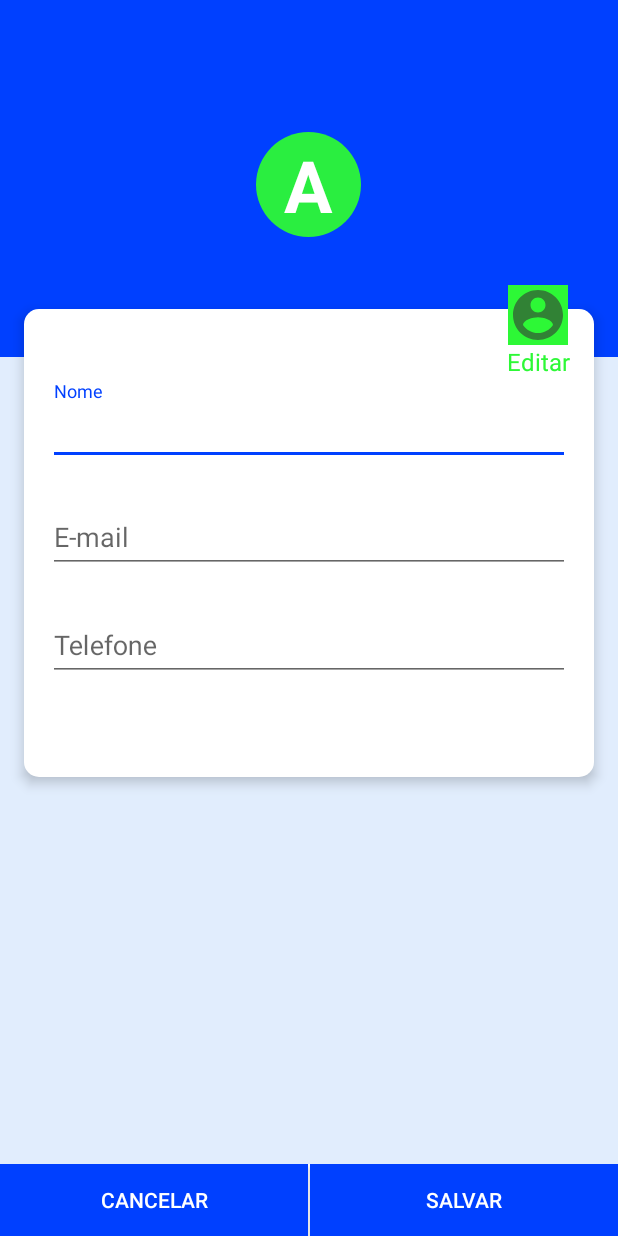
After one commit to flrocha84/EstudeMais, an Android app: the MyProfileActivity screen opened directly, with no data from a screen before it, on a phone screen of 412 x 824 dp. The commit adds this screen. Run offline under Robolectric (Android 15) with nearby library versions, the phone set to English and light mode, and no system bars.

Commit message:
activity do perfil

```diff
--- a/app/src/main/AndroidManifest.xml
+++ b/app/src/main/AndroidManifest.xml
@@ -9,6 +9,9 @@
         android:roundIcon="@mipmap/ic_launcher_round"
         android:supportsRtl="true"
         android:theme="@style/Theme.ExamPractice">
+        <activity
+            android:name=".MyProfileActivity"
+            android:exported="false" />
         <activity
             android:name=".ScoreActivity"
             android:exported="false" />
--- a/app/src/main/java/com/proj/fab/estudemais/AccountFragment.java
+++ b/app/src/main/java/com/proj/fab/estudemais/AccountFragment.java
@@ -90,6 +90,8 @@ public class AccountFragment extends Fragment {
         profileB.setOnClickListener(new View.OnClickListener() {
             @Override
             public void onClick(View view) {
+                Intent intent =new Intent(getContext(),MyProfileActivity.class);
+                startActivity(intent);
 
             }
         });
--- /dev/null
+++ b/app/src/main/java/com/proj/fab/estudemais/MyProfileActivity.java
@@ -0,0 +1,14 @@
+package com.proj.fab.estudemais;
+
+import androidx.appcompat.app.AppCompatActivity;
+
+import android.os.Bundle;
+
+public class MyProfileActivity extends AppCompatActivity {
+
+    @Override
+    protected void onCreate(Bundle savedInstanceState) {
+        super.onCreate(savedInstanceState);
+        setContentView(R.layout.activity_my_profile);
+    }
+}
--- /dev/null
+++ b/app/src/main/res/layout/activity_my_profile.xml
@@ -0,0 +1,204 @@
+<?xml version="1.0" encoding="utf-8"?>
+<androidx.constraintlayout.widget.ConstraintLayout xmlns:android="http://schemas.android.com/apk/res/android"
+    xmlns:app="http://schemas.android.com/apk/res-auto"
+    xmlns:tools="http://schemas.android.com/tools"
+    android:layout_width="match_parent"
+    android:layout_height="match_parent"
+    android:background="@color/main_background"
+    android:theme="@style/LoginTheme"
+    tools:context=".MyProfileActivity">
+
+    <androidx.appcompat.widget.Toolbar
+        android:layout_width="match_parent"
+        android:layout_height="?attr/actionBarSize"
+        android:id="@+id/toolbar"
+        android:background="@color/colorPrimary"
+        android:theme="@style/ThemeOverlay.AppCompat.Dark"
+        app:layout_constraintTop_toTopOf="parent"
+        app:layout_constraintEnd_toEndOf="parent"
+        app:layout_constraintLeft_toLeftOf="parent"
+        />
+
+
+
+    <LinearLayout
+        android:layout_width="match_parent"
+        android:layout_height="wrap_content"
+        android:id="@+id/ll1"
+        android:orientation="vertical"
+        android:gravity="center"
+        android:paddingTop="32dp"
+        android:paddingBottom="64dp"
+        android:background="@color/colorPrimary"
+        app:layout_constraintLeft_toLeftOf="parent"
+        app:layout_constraintRight_toRightOf="parent"
+        app:layout_constraintTop_toBottomOf="@+id/toolbar"
+        >
+
+        <TextView
+            android:layout_width="70dp"
+            android:layout_height="70dp"
+            android:gravity="center"
+            android:text="A"
+            android:layout_marginBottom="16dp"
+            android:background="@drawable/circle"
+            android:backgroundTint="@color/green"
+            android:textSize="48sp"
+            android:textColor="@color/white"
+            android:textStyle="bold"
+            />
+
+
+    </LinearLayout>
+
+<View
+    android:layout_width="0dp"
+    android:layout_height="1dp"
+    android:id="@+id/divider"
+    android:visibility="invisible"
+    android:layout_marginLeft="8dp"
+    android:layout_marginRight="8dp"
+    android:layout_marginBottom="48dp"
+    app:layout_constraintLeft_toLeftOf="parent"
+    app:layout_constraintRight_toRightOf="parent"
+    app:layout_constraintBottom_toBottomOf="@+id/ll1"
+    />
+
+
+    <LinearLayout
+        android:layout_width="0dp"
+        android:layout_height="wrap_content"
+        android:background="@drawable/round_view"
+        android:layout_marginLeft="16dp"
+        android:layout_marginRight="16dp"
+        android:layout_marginTop="16dp"
+        android:paddingBottom="64dp"
+        android:paddingTop="32dp"
+        android:paddingLeft="16dp"
+        android:paddingRight="16dp"
+        android:orientation="vertical"
+        android:elevation="5dp"
+        app:layout_constraintLeft_toLeftOf="parent"
+        app:layout_constraintRight_toRightOf="parent"
+        app:layout_constraintTop_toBottomOf="@+id/divider"
+        >
+
+        <com.google.android.material.textfield.TextInputLayout
+            android:layout_width="match_parent"
+            android:layout_height="wrap_content"
+            android:layout_marginTop="16dp"
+            >
+
+            <EditText
+                android:layout_width="match_parent"
+                android:layout_height="wrap_content"
+                android:id="@+id/mp_name"
+                android:hint="Nome"
+                android:inputType="text"
+                />
+
+        </com.google.android.material.textfield.TextInputLayout>
+
+        <com.google.android.material.textfield.TextInputLayout
+            android:layout_width="match_parent"
+            android:layout_height="wrap_content"
+            android:layout_marginTop="16dp"
+            >
+
+            <EditText
+                android:layout_width="match_parent"
+                android:layout_height="wrap_content"
+                android:id="@+id/mp_email"
+                android:hint="E-mail"
+                android:inputType="textEmailAddress"
+                />
+
+        </com.google.android.material.textfield.TextInputLayout>
+
+        <com.google.android.material.textfield.TextInputLayout
+            android:layout_width="match_parent"
+            android:layout_height="wrap_content"
+            android:layout_marginTop="16dp"
+            >
+
+            <EditText
+                android:layout_width="match_parent"
+                android:layout_height="wrap_content"
+                android:id="@+id/mp_phone"
+                android:hint="Telefone"
+                android:inputType="number"
+                />
+
+        </com.google.android.material.textfield.TextInputLayout>
+
+    </LinearLayout>
+
+
+    <LinearLayout
+        android:layout_width="wrap_content"
+        android:layout_height="wrap_content"
+        android:id="@+id/editB"
+        android:orientation="vertical"
+        android:elevation="7dp"
+        android:layout_marginRight="32dp"
+        android:gravity="center"
+        app:layout_constraintRight_toRightOf="parent"
+        app:layout_constraintTop_toBottomOf="@+id/divider"
+        >
+
+        <ImageView
+            android:layout_width="40dp"
+            android:layout_height="40dp"
+            android:src="@drawable/ic_account"
+            android:background="@color/green"
+            />
+
+        <TextView
+            android:layout_width="wrap_content"
+            android:layout_height="wrap_content"
+            android:text="Editar"
+            android:textSize="16sp"
+            android:textColor="@color/green"
+            />
+
+
+    </LinearLayout>
+
+
+    <LinearLayout
+        android:layout_width="match_parent"
+        android:layout_height="wrap_content"
+        android:orientation="horizontal"
+        app:layout_constraintLeft_toLeftOf="parent"
+        app:layout_constraintRight_toRightOf="parent"
+        app:layout_constraintBottom_toBottomOf="parent"
+        >
+
+        <Button
+            android:layout_width="wrap_content"
+            android:layout_height="wrap_content"
+            android:text="Cancelar"
+            android:background="@color/colorPrimary"
+            android:layout_weight="1"
+            android:textColor="@color/white"
+            />
+
+        <View
+            android:layout_width="1dp"
+            android:layout_height="match_parent"
+            android:background="@color/white"
+            />
+
+        <Button
+            android:layout_width="wrap_content"
+            android:layout_height="wrap_content"
+            android:text="Salvar"
+            android:background="@color/colorPrimary"
+            android:layout_weight="1"
+            android:textColor="@color/white"
+            />
+
+
+    </LinearLayout>
+
+</androidx.constraintlayout.widget.ConstraintLayout>
```
